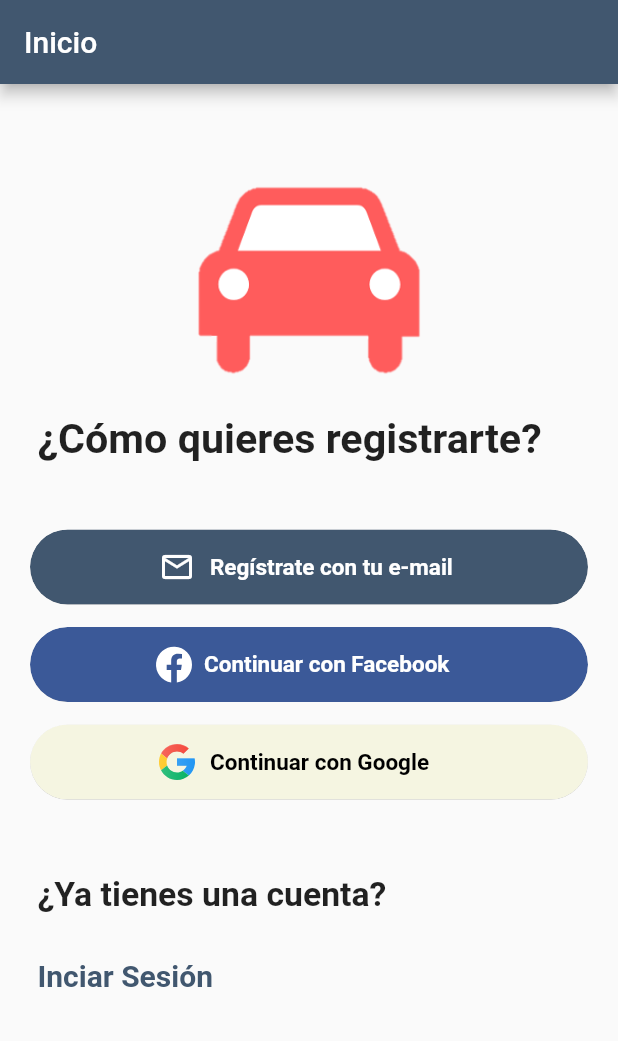
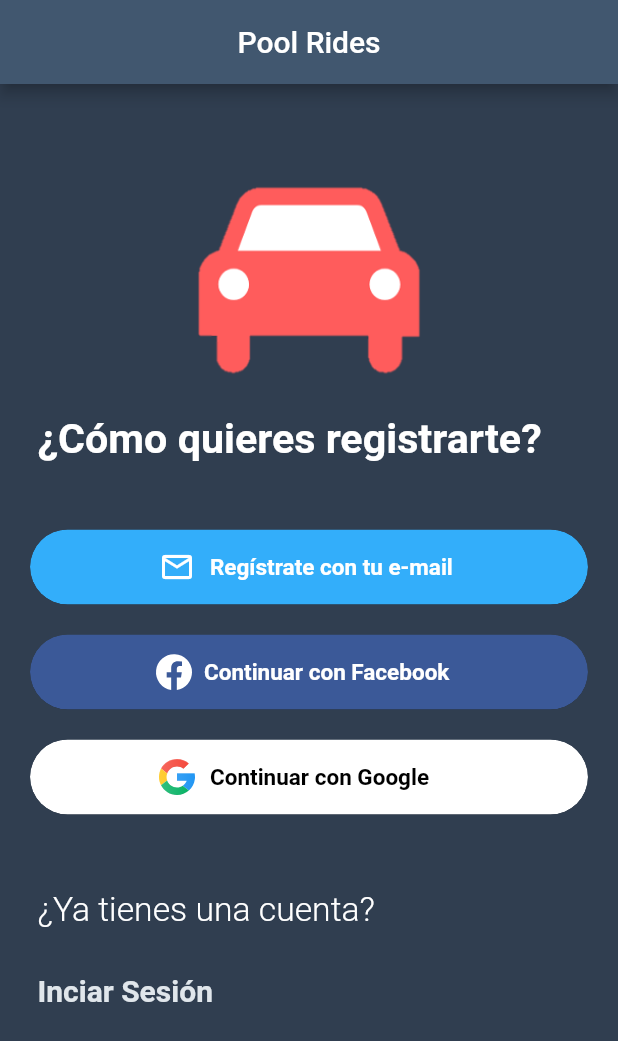
Before and after one commit to mauduran/Pool_Rides, a Flutter app: the screen it shows after launch, on a phone screen of 412 x 824 dp. Shown: the top 1041 px of the screen. Run offline on Flutter 3.47's test engine with Material 2 defaults, Android fonts, the phone set to English and light mode, and no system bars; our stand-ins replace flutter_svg.

Commit message:
Added new styles and route to SignUp with email

```diff
--- a/lib/principal/principal.dart
+++ b/lib/principal/principal.dart
@@ -14,9 +14,13 @@ class _PrincipalState extends State<Principal> {
   Widget build(BuildContext context) {
     return Scaffold(
       appBar: AppBar(
-        title: Text("Inicio"),
+        centerTitle: true,
+        title: Text("Pool Rides"),
       ),
-      body: Center(
+      body: Container(
+        height: MediaQuery.of(context).size.height,
+        color: Color(0xff303e50),
+        child: Center(
           child: Column(
             children: [
               Padding(
@@ -36,6 +40,7 @@ class _PrincipalState extends State<Principal> {
                     child: Text(
                       "¿Cómo quieres registrarte?",
                       style: TextStyle(
+                        color: Colors.white,
                         fontWeight: FontWeight.bold,
                         fontSize: 27.5,
                       ),
@@ -59,7 +64,9 @@ class _PrincipalState extends State<Principal> {
                           shape: RoundedRectangleBorder(
                               borderRadius: BorderRadius.circular(100.0)),
                           height: 50,
-                        color: Theme.of(context).primaryColor,
+                          // color: Color(0xff0066ff),
+                          // color: Colors.blue[600],
+                          color: Color.fromARGB(255, 51, 174, 250),
                           child: Row(
                             children: [
                               SizedBox(
@@ -82,7 +89,9 @@ class _PrincipalState extends State<Principal> {
                               ),
                             ],
                           ),
-                        onPressed: () {},
+                          onPressed: () {
+                            Navigator.of(context).pushNamed("/SignUp");
+                          },
                         ),
                       ),
                     ),
@@ -90,7 +99,7 @@ class _PrincipalState extends State<Principal> {
                 ],
               ),
               SizedBox(
-              height: 15,
+                height: 20,
               ),
               Row(
                 children: [
@@ -133,7 +142,7 @@ class _PrincipalState extends State<Principal> {
                 ],
               ),
               SizedBox(
-              height: 15,
+                height: 20,
               ),
               Row(
                 children: [
@@ -148,7 +157,8 @@ class _PrincipalState extends State<Principal> {
                           shape: RoundedRectangleBorder(
                               borderRadius: BorderRadius.circular(100.0)),
                           height: 50,
-                        color: Color(0xFFf5f5e1),
+                          color: Colors.white,
+                          // color: Color(0xFFf5f5e1),
                           child: Row(
                             children: [
                               SizedBox(
@@ -187,7 +197,8 @@ class _PrincipalState extends State<Principal> {
                     child: Text(
                       "¿Ya tienes una cuenta?",
                       style: TextStyle(
-                      fontWeight: FontWeight.bold,
+                        color: Colors.white,
+                        fontWeight: FontWeight.w300,
                         fontSize: 22.5,
                       ),
                     ),
@@ -205,12 +216,14 @@ class _PrincipalState extends State<Principal> {
                       child: new Text(
                         'Inciar Sesión',
                         style: TextStyle(
-                        color: Theme.of(context).primaryColor,
+                          color: Color(0xffe0e6eb),
                           fontWeight: FontWeight.bold,
                           fontSize: 20,
                         ),
                       ),
-                    onTap: () {},
+                      onTap: () {
+                        Navigator.of(context).pushNamed("/test");
+                      },
                     ),
                   ),
                 ],
@@ -218,6 +231,7 @@ class _PrincipalState extends State<Principal> {
             ],
           ),
         ),
+      ),
     );
   }
 }
```
Lines whose indentation alone changed are shown as unchanged.
